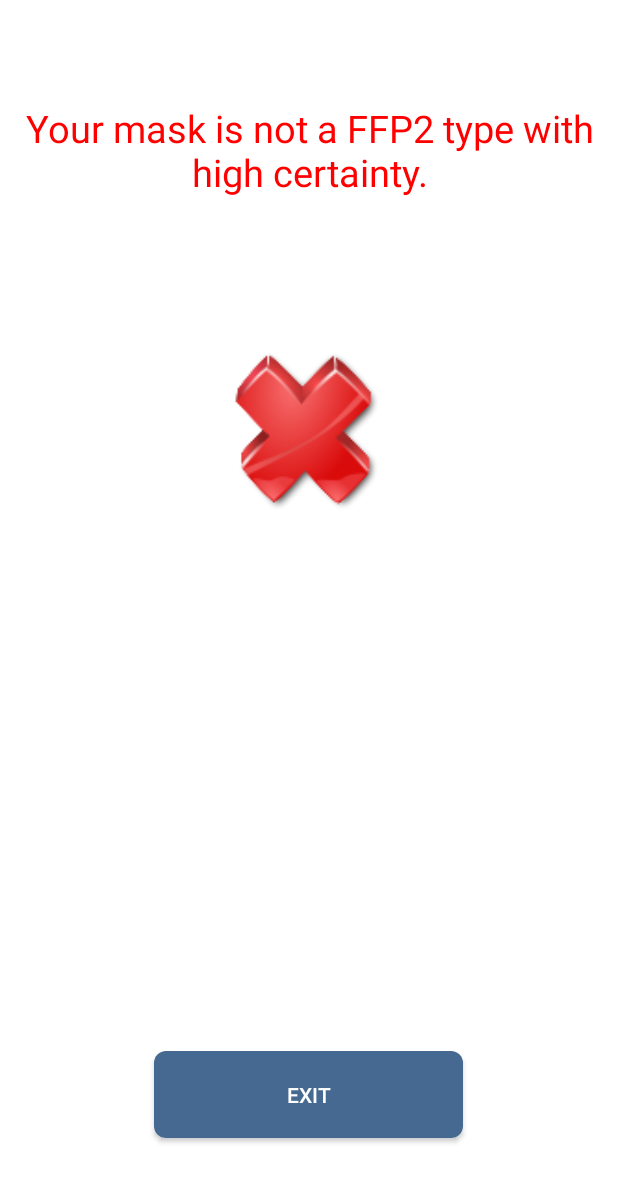
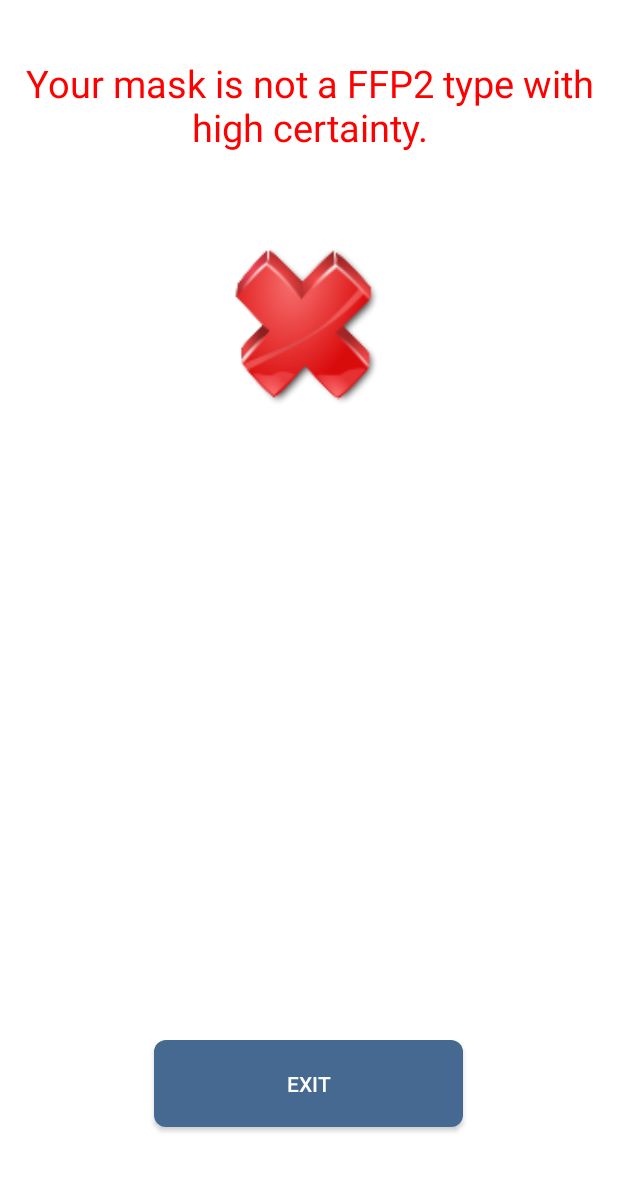
Before and after one commit to dgarcoe/MaskCheck, an Android app: the NotFFP2Activity screen opened directly, with no data from a screen before it, on a phone screen of 412 x 824 dp. Shown: the top 1182 px of the screen. Run offline under Robolectric (Android 15) with nearby library versions, the light colour scheme and no system bars.

Commit message:
Fixed other problems in the layouts

```diff
--- a/app/src/main/res/layout/activity_is_ffp2.xml
+++ b/app/src/main/res/layout/activity_is_ffp2.xml
@@ -24,7 +24,7 @@
         app:layout_constraintTop_toTopOf="parent" />
 
     <ImageView
-        android:id="@+id/imageView"
+        android:id="@+id/imageViewNotFFP2"
         android:layout_width="200dp"
         android:layout_height="200dp"
         android:layout_marginEnd="8dp"
@@ -49,7 +49,7 @@
         app:layout_constraintHeight_percent="0.07"
         app:layout_constraintHorizontal_bias="0.497"
         app:layout_constraintStart_toStartOf="parent"
-        app:layout_constraintTop_toBottomOf="@+id/imageView"
+        app:layout_constraintTop_toBottomOf="@+id/imageViewNotFFP2"
         app:layout_constraintVertical_bias="0.823"
         app:layout_constraintWidth_percent="0.5" />
 
--- a/app/src/main/res/layout/activity_not_ffp2.xml
+++ b/app/src/main/res/layout/activity_not_ffp2.xml
@@ -13,7 +13,7 @@
         android:layout_height="wrap_content"
         android:layout_marginEnd="8dp"
         android:layout_marginStart="8dp"
-        android:layout_marginTop="68dp"
+        android:layout_marginTop="38dp"
         android:layout_marginRight="20dp"
         android:layout_marginLeft="20dp"
         android:text="@string/notFFP2"
@@ -25,12 +25,12 @@
         app:layout_constraintTop_toTopOf="parent" />
 
     <ImageView
-        android:id="@+id/imageView"
+        android:id="@+id/imageViewNotFFP2"
         android:layout_width="200dp"
         android:layout_height="200dp"
         android:layout_marginEnd="8dp"
         android:layout_marginStart="8dp"
-        android:layout_marginTop="56dp"
+        android:layout_marginTop="16dp"
         app:layout_constraintEnd_toEndOf="parent"
         app:layout_constraintHorizontal_bias="0.497"
         app:layout_constraintStart_toStartOf="parent"
@@ -46,12 +46,12 @@
         android:layout_marginTop="8dp"
         android:layout_marginRight="20dp"
         android:layout_marginLeft="20dp"
-        android:text="@string/other_standard"
+        android:text="@string/niosh"
         android:textAlignment="center"
-        android:textSize="20sp"
+        android:textSize="15sp"
         app:layout_constraintEnd_toEndOf="parent"
         app:layout_constraintStart_toStartOf="parent"
-        app:layout_constraintTop_toBottomOf="@+id/imageView" />
+        app:layout_constraintTop_toBottomOf="@+id/imageViewNotFFP2" />
 
     <Button
         android:id="@+id/exitButtonNotFFP2"
@@ -66,7 +66,7 @@
         app:layout_constraintHeight_percent="0.07"
         app:layout_constraintHorizontal_bias="0.497"
         app:layout_constraintStart_toStartOf="parent"
-        app:layout_constraintTop_toBottomOf="@+id/imageView"
+        app:layout_constraintTop_toBottomOf="@+id/textViewOtherStandard"
         app:layout_constraintVertical_bias="0.823"
         app:layout_constraintWidth_percent="0.5" />
 
```
Also changed, not shown: app/src/main/res/layout/activity_main.xml (+4 -5 lines).
